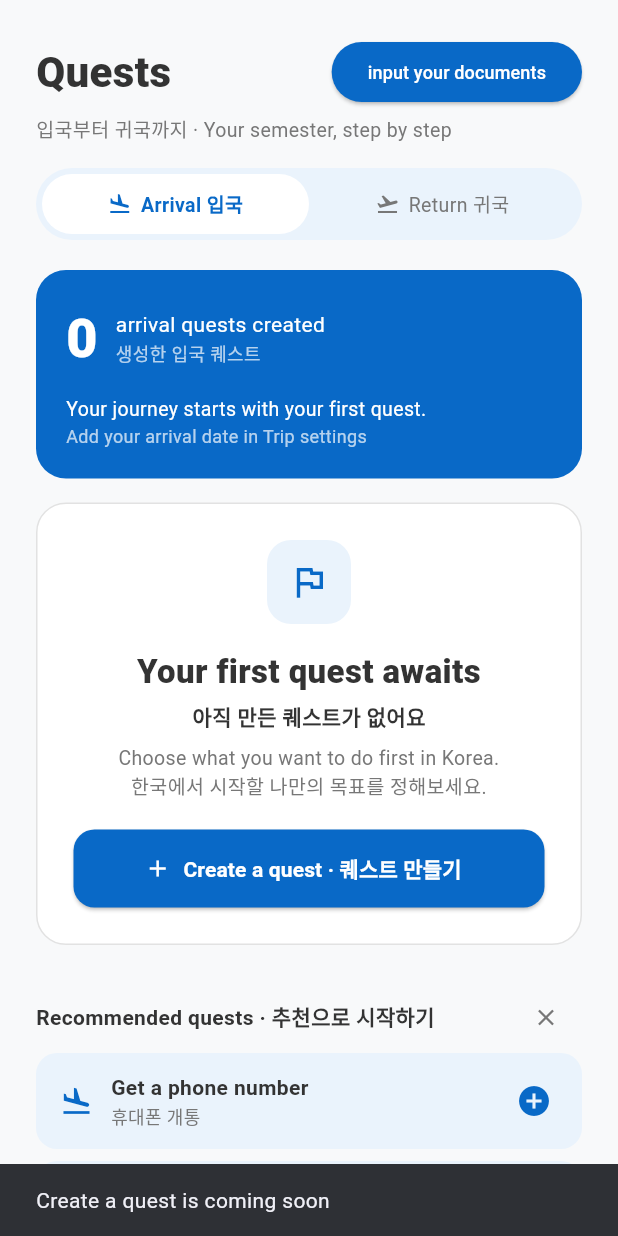
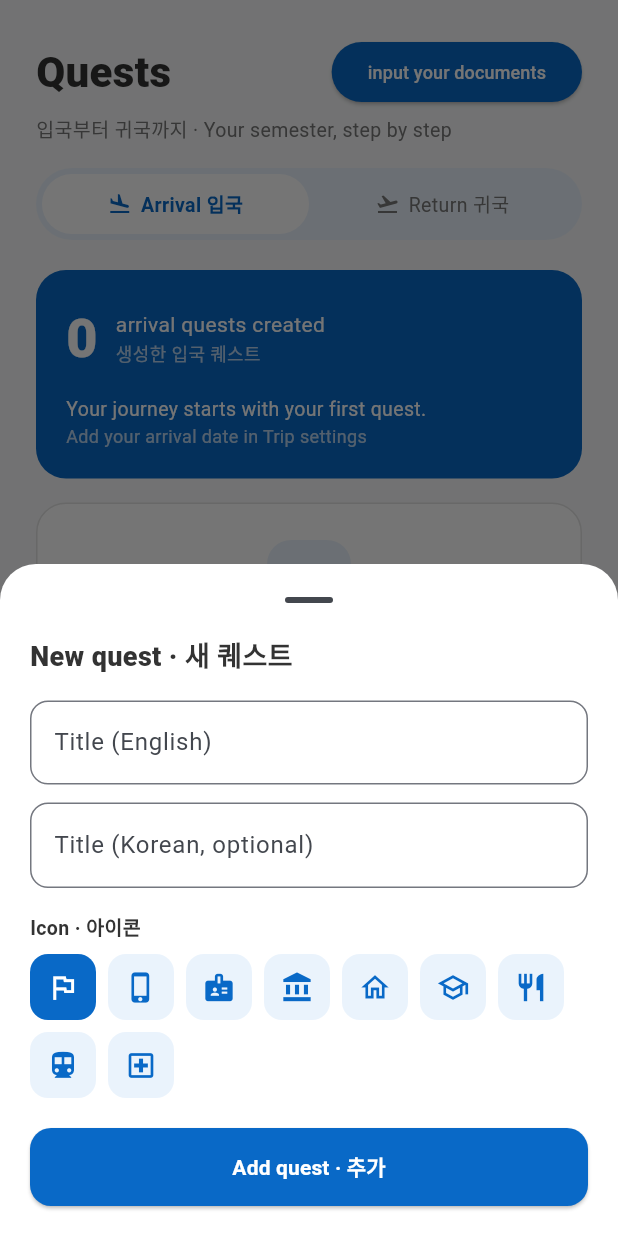
Before and after one commit to xgledsp/Mobile-programming, a Flutter app: the QuestsPage screen opened directly, after a tap on "Create a quest · 퀘스트 만들기", on a phone screen of 412 x 824 dp. Run offline on Flutter 3.47's test engine with Material 3 defaults, Android fonts, the phone set to English and light mode, and no system bars.

Commit message:
Add create, edit and delete for quests with icon picker

```diff
--- a/lib/quest_data.dart
+++ b/lib/quest_data.dart
@@ -6,12 +6,14 @@ class Quest {
   final String title; // English title
   final String titleKo; // Korean title
   bool done; // true after the user taps "Done"
+  final String iconKey; // Name of the icon, e.g. 'phone' (see quest_icons.dart)
 
   Quest({
     required this.id,
     required this.title,
     required this.titleKo,
     this.done = false,
+    this.iconKey = 'flag',
   });
 }
 
@@ -35,9 +37,9 @@ class TripSettings {
 /// A new list is made every time, so adding one never changes the originals.
 List<Quest> recommendedArrivalQuests() {
   return [
-    Quest(id: 'phone', title: 'Get a phone number', titleKo: '휴대폰 개통'),
-    Quest(id: 'arc', title: 'Register as a foreigner (ARC)', titleKo: '외국인등록'),
-    Quest(id: 'bank', title: 'Open a bank account', titleKo: '은행 계좌 개설'),
+    Quest(id: 'phone', title: 'Get a phone number', titleKo: '휴대폰 개통', iconKey: 'phone'),
+    Quest(id: 'arc', title: 'Register as a foreigner (ARC)', titleKo: '외국인등록', iconKey: 'arc'),
+    Quest(id: 'bank', title: 'Open a bank account', titleKo: '은행 계좌 개설', iconKey: 'bank'),
   ];
 }
 
@@ -50,7 +52,7 @@ List<Quest> recommendedArrivalQuests() {
 class QuestStore {
   QuestStore._();
 
-  static final QuestStore instance= QuestStore._();
+  static final QuestStore instance = QuestStore._();
 
   List<Quest> _quests = [];
   TripSettings _settings = TripSettings();
--- /dev/null
+++ b/lib/quest_icons.dart
@@ -0,0 +1,15 @@
+import 'package:flutter/material.dart';
+
+/// Icons the user can pick for a quest.
+/// Only the key (like 'home') is saved, so it is easy to store later.
+const Map<String, IconData> questIcons = {
+  'flag': Icons.flag_outlined,
+  'phone': Icons.phone_iphone,
+  'arc': Icons.badge,
+  'bank': Icons.account_balance,
+  'home': Icons.home_outlined,
+  'school': Icons.school_outlined,
+  'food': Icons.restaurant,
+  'transport': Icons.directions_subway,
+  'hospital': Icons.local_hospital_outlined,
+};
--- /dev/null
+++ b/lib/quest_sheet.dart
@@ -0,0 +1,173 @@
+import 'package:flutter/material.dart';
+import 'app_theme.dart';
+import 'quest_data.dart';
+import 'quest_icons.dart';
+
+/// Opens the sheet to create a new quest, or to edit [quest] if one is given.
+/// Returns the saved quest, or null if the user closed the sheet.
+Future<Quest?> showQuestSheet(BuildContext context, {Quest? quest}) {
+  return showModalBottomSheet<Quest>(
+    context: context,
+    isScrollControlled: true,
+    showDragHandle: true,
+    backgroundColor: Colors.white,
+    shape: const RoundedRectangleBorder(
+      borderRadius: BorderRadius.vertical(top: Radius.circular(24)),
+    ),
+    builder: (BuildContext context) => _QuestSheet(quest: quest),
+  );
+}
+
+class _QuestSheet extends StatefulWidget {
+  final Quest? quest; // null = create a new quest
+
+  const _QuestSheet({this.quest});
+
+  @override
+  State<_QuestSheet> createState() => _QuestSheetState();
+}
+
+class _QuestSheetState extends State<_QuestSheet> {
+  final TextEditingController _titleController = TextEditingController();
+  final TextEditingController _titleKoController = TextEditingController();
+  String _iconKey = 'flag';
+  String? _error; // Shown under the title box when it is empty
+
+  bool get _isEditing => widget.quest != null;
+
+  @override
+  void initState() {
+    super.initState();
+    final Quest? quest = widget.quest;
+    if (quest != null) {
+      // Edit: start with the quest's current values.
+      _titleController.text = quest.title;
+      _titleKoController.text = quest.titleKo;
+      _iconKey = quest.iconKey;
+    }
+  }
+
+  @override
+  void dispose() {
+    // Free the text boxes when the sheet closes.
+    _titleController.dispose();
+    _titleKoController.dispose();
+    super.dispose();
+  }
+
+  /// Checks the title, builds the quest and closes the sheet with it.
+  void _save() {
+    final String title = _titleController.text.trim();
+    if (title.isEmpty) {
+      setState(() => _error = 'Please enter a quest title');
+      return;
+    }
+
+    final Quest? old = widget.quest;
+    final Quest saved = Quest(
+      // When editing, keep the same id and done state.
+      id: old?.id ?? DateTime.now().millisecondsSinceEpoch.toString(),
+      title: title,
+      titleKo: _titleKoController.text.trim(),
+      iconKey: _iconKey,
+      done: old?.done ?? false,
+    );
+    Navigator.of(context).pop(saved);
+  }
+
+  @override
+  Widget build(BuildContext context) {
+    return Padding(
+      // Extra bottom space so the keyboard does not cover the sheet.
+      padding: EdgeInsets.fromLTRB(
+        20, 0, 20, 20 + MediaQuery.of(context).viewInsets.bottom,
+      ),
+      child: SingleChildScrollView(
+        child: Column(
+          mainAxisSize: MainAxisSize.min,
+          crossAxisAlignment: CrossAxisAlignment.start,
+          children: [
+            Text(
+              _isEditing ? 'Edit quest · 퀘스트 수정' : 'New quest · 새 퀘스트',
+              style: const TextStyle(fontSize: 18, fontWeight: FontWeight.w800, color: darkText),
+            ),
+            const SizedBox(height: 16),
+            TextField(
+              controller: _titleController,
+              decoration: InputDecoration(
+                labelText: 'Title (English)',
+                hintText: 'e.g. Get a T-money card',
+                errorText: _error,
+                border: OutlineInputBorder(borderRadius: BorderRadius.circular(12)),
+              ),
+              // Hide the error as soon as the user starts typing.
+              onChanged: (_) {
+                if (_error != null) setState(() => _error = null);
+              },
+            ),
+            const SizedBox(height: 12),
+            TextField(
+              controller: _titleKoController,
+              decoration: InputDecoration(
+                labelText: 'Title (Korean, optional)',
+                hintText: '예: 교통카드 만들기',
+                border: OutlineInputBorder(borderRadius: BorderRadius.circular(12)),
+              ),
+            ),
+            const SizedBox(height: 16),
+            const Text(
+              'Icon · 아이콘',
+              style: TextStyle(fontSize: 13, fontWeight: FontWeight.bold, color: darkText),
+            ),
+            const SizedBox(height: 8),
+            Wrap(
+              spacing: 8,
+              runSpacing: 8,
+              children: [
+                for (final String key in questIcons.keys) _buildIconChoice(key),
+              ],
+            ),
+            const SizedBox(height: 20),
+            SizedBox(
+              width: double.infinity,
+              height: 52,
+              child: ElevatedButton(
+                onPressed: _save,
+                style: ElevatedButton.styleFrom(
+                  backgroundColor: primaryBlue,
+                  foregroundColor: Colors.white,
+                  shape: RoundedRectangleBorder(borderRadius: BorderRadius.circular(14)),
+                ),
+                child: Text(
+                  _isEditing ? 'Save · 저장' : 'Add quest · 추가',
+                  style: const TextStyle(fontWeight: FontWeight.bold),
+                ),
+              ),
+            ),
+          ],
+        ),
+      ),
+    );
+  }
+
+  /// One icon the user can pick. The picked one is blue.
+  Widget _buildIconChoice(String key) {
+    final bool selected = key == _iconKey;
+    return GestureDetector(
+      onTap: () => setState(() => _iconKey = key),
+      child: Container(
+        width: 44,
+        height: 44,
+        decoration: BoxDecoration(
+          color: selected ? primaryBlue : softBlue,
+          borderRadius: BorderRadius.circular(12),
+        ),
+        child: Icon(
+          questIcons[key],
+          color: selected ? Colors.white : primaryBlue,
+          size: 22,
+        ),
+      ),
+    );
+  }
+}
--- a/lib/quests_page.dart
+++ b/lib/quests_page.dart
@@ -1,6 +1,8 @@
 import 'package:flutter/material.dart';
 import 'app_theme.dart';
 import 'quest_data.dart';
+import 'quest_icons.dart';
+import 'quest_sheet.dart';
 
 class QuestsPage extends StatefulWidget {
   const QuestsPage({super.key});
@@ -141,8 +143,7 @@ class _QuestsPageState extends State<QuestsPage> {
                   _buildArrivalSummary(),
                   const SizedBox(height: 16),
                   if (_quests.isEmpty) _buildEmptyState(),
-                  if (_quests.isNotEmpty)
-                    _buildMyQuests(),
+                  if (_quests.isNotEmpty) _buildMyQuests(),
                   if (!_settings.hideRecommendations &&
                       _recommendations.isNotEmpty) ...[
                     const SizedBox(height: 24),
@@ -307,13 +308,12 @@ class _QuestsPageState extends State<QuestsPage> {
     );
   }
 
-  /// Opens the "Create a quest" sheet.
+  /// Opens the "Create a quest" sheet and adds the new quest.
   /// All create buttons (empty state, list header, all done) call this.
-  void _openCreateQuest() {
-    // TODO: show the create quest bottom sheet.
-    ScaffoldMessenger.of(context).showSnackBar(
-      const SnackBar(content: Text('Create a quest is coming soon')),
-    );
+  Future<void> _openCreateQuest() async {
+    final Quest? created = await showQuestSheet(context);
+    if (created == null) return; // Closed without saving
+    await _addQuest(created);
   }
 
   /// Recommended quests that are not in the user's list yet.
@@ -381,7 +381,7 @@ class _QuestsPageState extends State<QuestsPage> {
       ),
       child: Row(
         children: [
-          const Icon(Icons.flight_land, color: primaryBlue, size: 22),
+          Icon(_iconFor(quest), color: primaryBlue, size: 22),
           const SizedBox(width: 12),
           Expanded(
             child: Column(
@@ -411,10 +411,56 @@ class _QuestsPageState extends State<QuestsPage> {
     );
   }
 
+  /// Icon for a quest, looked up by its icon key.
+  /// Falls back to the flag if the key is unknown.
+  IconData _iconFor(Quest quest) {
+    return questIcons[quest.iconKey] ?? Icons.flag_outlined;
+  }
+
   /// Marks a quest as done, or undoes it, then saves.
   Future<void> _toggleDone(Quest quest) async {
     setState(() {
       quest.done = !quest.done;
+    });
+    await QuestStore.instance.saveQuests(_quests);
+  }
+
+  /// Asks "Delete this quest?" and removes it if the user agrees.
+  /// A recommended quest comes back to the recommendations after deleting.
+  Future<void> _deleteQuest(Quest quest) async {
+    final bool? confirmed = await showDialog<bool>(
+      context: context,
+      builder: (BuildContext dialogContext) => AlertDialog(
+        title: const Text('Delete this quest?'),
+        content: Text('"${quest.title}" will be removed from your list.'),
+        actions: [
+          TextButton(
+            onPressed: () => Navigator.of(dialogContext).pop(false),
+            child: const Text('Cancel'),
+          ),
+          TextButton(
+            onPressed: () => Navigator.of(dialogContext).pop(true),
+            child: const Text('Delete', style: TextStyle(color: Colors.red)),
+          ),
+        ],
+      ),
+    );
+    if (confirmed != true) return; // Cancel, or tapped outside the popup
+
+    setState(() {
+      _quests.remove(quest);
+    });
+    await QuestStore.instance.saveQuests(_quests);
+  }
+
+  /// Opens the same sheet filled with this quest, then saves the changes.
+  Future<void> _editQuest(Quest quest) async {
+    final Quest? edited = await showQuestSheet(context, quest: quest);
+    if (edited == null) return; // Closed without saving
+
+    setState(() {
+      final int index = _quests.indexOf(quest);
+      _quests[index] = edited; // Put the new one in the same place
     });
     await QuestStore.instance.saveQuests(_quests);
   }
@@ -464,10 +510,19 @@ class _QuestsPageState extends State<QuestsPage> {
       ),
       child: Row(
         children: [
-          Icon(
-            quest.done ? Icons.check_circle : Icons.radio_button_unchecked,
-            color: quest.done ? primaryBlue : borderGray,
-            size: 28,
+          // Quest icon in a soft box. Turns into a blue check when done.
+          Container(
+            width: 40,
+            height: 40,
+            decoration: BoxDecoration(
+              color: quest.done ? primaryBlue : softBlue,
+              borderRadius: BorderRadius.circular(12),
+            ),
+            child: Icon(
+              quest.done ? Icons.check : _iconFor(quest),
+              color: quest.done ? Colors.white : primaryBlue,
+              size: 22,
+            ),
           ),
           const SizedBox(width: 12),
           Expanded(
@@ -508,6 +563,18 @@ class _QuestsPageState extends State<QuestsPage> {
                   ),
                   child: const Text('Done · 완료'),
                 ),
+          PopupMenuButton<String>(
+            tooltip: 'More options',
+            icon: const Icon(Icons.more_vert, color: lightText),
+            onSelected: (String value) {
+              if (value == 'edit') _editQuest(quest);
+              if (value == 'delete') _deleteQuest(quest);
+            },
+            itemBuilder: (BuildContext context) => const [
+              PopupMenuItem(value: 'edit', child: Text('Edit · 수정')),
+              PopupMenuItem(value: 'delete', child: Text('Delete · 삭제')),
+            ],
+          ),
         ],
       ),
     );
```
